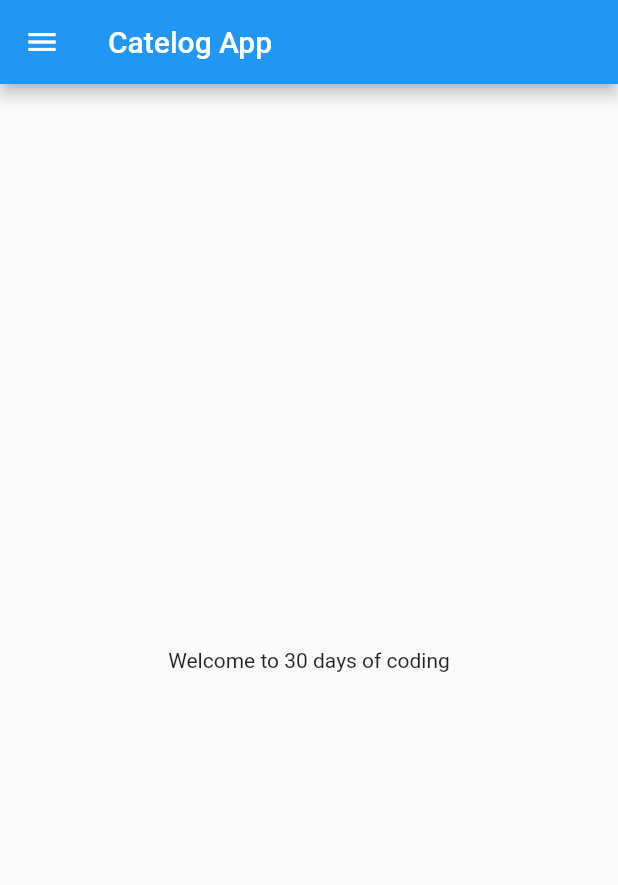
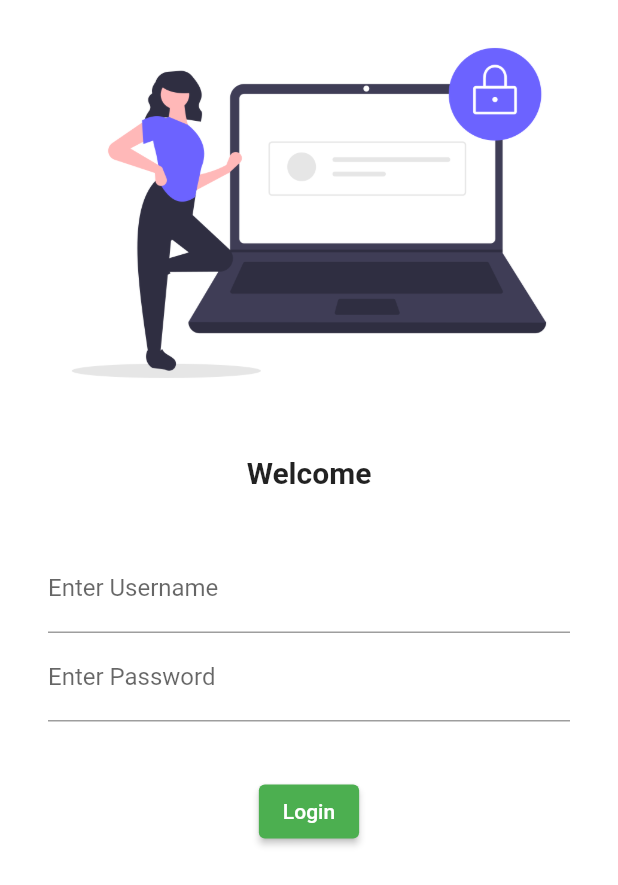
Before and after one commit to awnish462/30DaysOfFlutter, a Flutter app: the screen it shows after launch, on a phone screen of 412 x 824 dp. Shown: the top 885 px of the screen. Run offline on Flutter 3.47's test engine with Material 2 defaults, Android fonts, the phone set to English and light mode, and no system bars.

Commit message:
Day 4 completed

```diff
--- a/lib/main.dart
+++ b/lib/main.dart
@@ -1,5 +1,6 @@
 import 'package:flutter/material.dart';
 import 'package:flutter_catelog/pages/home_page.dart';
+import 'package:flutter_catelog/pages/login_page.dart';
 
 void main() {
   runApp(MyApp());
@@ -9,7 +10,17 @@ class MyApp extends StatelessWidget {
   @override
   Widget build(BuildContext context) {
     return MaterialApp(
-      home: HomePage(),
+      themeMode: ThemeMode.light,
+      theme: ThemeData(primarySwatch: Colors.green),
+      darkTheme: ThemeData(
+        brightness: Brightness.light,
+      ),
+      initialRoute: "/",
+      routes: {
+        "/": (context) => LoginPage(),
+        "/login": (context) => HomePage(),
+        "/home": ((context) => HomePage())
+      },
     );
   }
 }
--- /dev/null
+++ b/lib/pages/login_page.dart
@@ -0,0 +1,57 @@
+import 'package:flutter/material.dart';
+
+class LoginPage extends StatelessWidget {
+  const LoginPage({Key? key}) : super(key: key);
+
+  @override
+  Widget build(BuildContext context) {
+    return Material(
+        color: Colors.white,
+        child: Column(
+          children: [
+            Image.asset(
+              "assets/images/login_image.png",
+              fit: BoxFit.cover,
+            ),
+            SizedBox(
+              height: 20,
+            ),
+            Text(
+              "Welcome",
+              style: TextStyle(fontSize: 20, fontWeight: FontWeight.bold),
+            ),
+            SizedBox(
+              height: 20,
+            ),
+            Padding(
+              padding: const EdgeInsets.symmetric(vertical: 16, horizontal: 32),
+              child: Column(
+                children: [
+                  TextFormField(
+                    decoration: InputDecoration(
+                        hintText: "Enter Username",
+                        labelText: "Enter Username"),
+                  ),
+                  TextFormField(
+                    obscureText: true,
+                    decoration: InputDecoration(
+                        hintText: "Enter Password",
+                        labelText: "Enter Password"),
+                  )
+                ],
+              ),
+            ),
+            SizedBox(
+              height: 20,
+            ),
+            ElevatedButton(
+              child: Text("Login"),
+              style: TextButton.styleFrom(),
+              onPressed: () {
+                print("hi Awnish");
+              },
+            )
+          ],
+        ));
+  }
+}
--- a/pubspec.yaml
+++ b/pubspec.yaml
@@ -58,8 +58,8 @@ flutter:
   uses-material-design: true
 
   # To add assets to your application, add an assets section, like this:
-  # assets:
-  #   - images/a_dot_burr.jpeg
+  assets:
+    - assets/images/
   #   - images/a_dot_ham.jpeg
 
   # An image asset can refer to one or more resolution-specific "variants", see
```
Also changed, not shown: assets/images/login_image.png (added).
